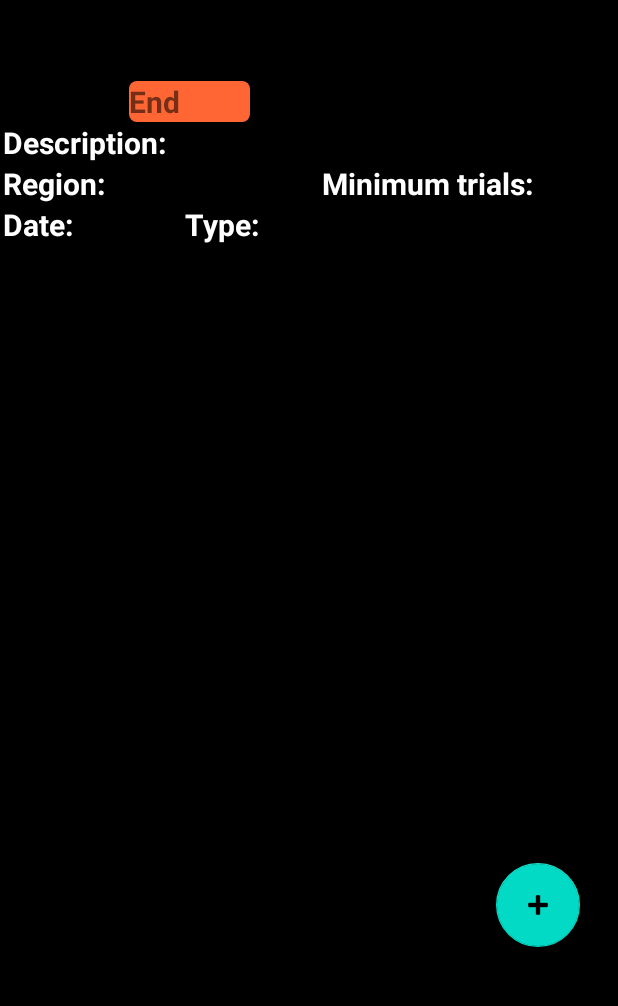
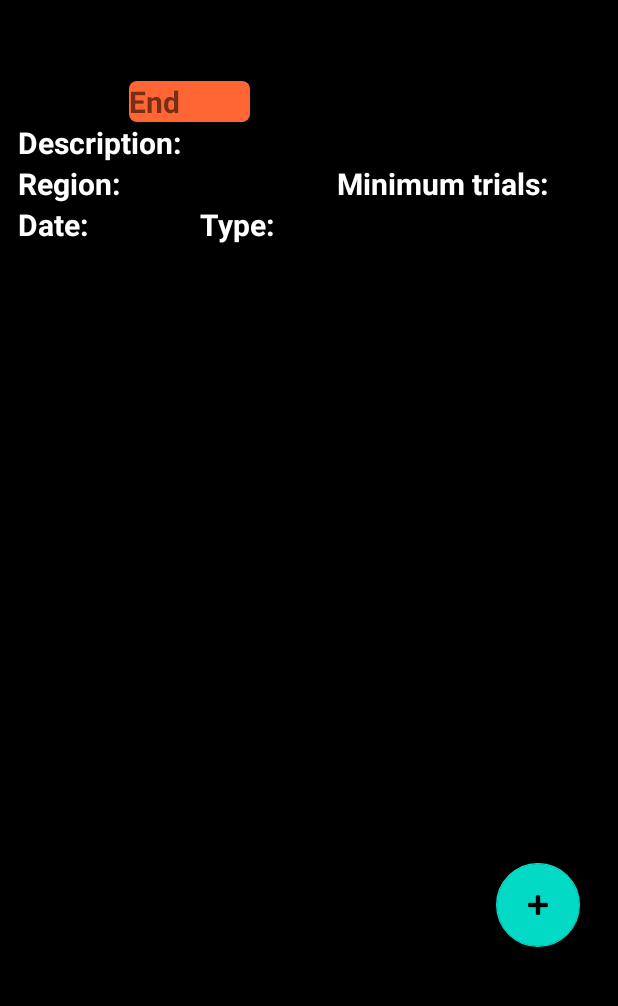
Before and after one commit to CMPUT301W21T10/Project007, an Android app: the TrailsActivity screen opened directly, with no data from a screen before it, on a phone screen of 412 x 824 dp, the part 84-1090 px from its top. Run offline under Robolectric (Android 15) with nearby library versions, the phone set to English and light mode, and no system bars; our stand-ins replace Firebase (no records; nobody signed in at launch, a user with empty details on screens opened directly); 13 statements that could not run were skipped.

Commit message:
UI Fixed

```diff
--- a/code/app/src/main/res/layout/trails_activity_main.xml
+++ b/code/app/src/main/res/layout/trails_activity_main.xml
@@ -70,7 +70,7 @@
                         android:textSize="20sp"
                         android:textStyle="bold"
                         android:background="@drawable/button"
-                        android:backgroundTint="@color/green"
+                        android:backgroundTint="@color/edit"
                         android:layout_marginEnd="5dp"
                         android:visibility="invisible"
                         android:layout_weight="0.1" />
@@ -82,7 +82,7 @@
                         android:layout_height="wrap_content"
                         android:textSize="20sp"
                         android:background="@drawable/button"
-                        android:backgroundTint="@color/blue"
+                        android:backgroundTint="#FFE8D000"
                         android:layout_marginEnd="5dp"
                         android:visibility="invisible"
                         android:layout_weight="0.1"/>
@@ -117,6 +117,7 @@
                 android:layout_width="wrap_content"
                 android:layout_height="wrap_content"
                 android:text="Description: "
+                android:paddingStart="10dp"
                 android:textColor="@color/color_fff"
                 android:textSize="20sp"
                 android:textStyle="bold"/>
@@ -142,6 +143,7 @@
                 android:layout_width="wrap_content"
                 android:layout_height="wrap_content"
                 android:text="Region: "
+                android:paddingStart="10dp"
                 android:textColor="@color/color_fff"
                 android:textSize="20sp"
                 android:textStyle="bold" />
@@ -165,9 +167,10 @@
 
             <TextView
                 android:id="@+id/minimumTrails"
-                android:layout_width="28dp"
+                android:layout_width="20dp"
                 android:layout_height="wrap_content"
                 android:gravity="right"
+                android:paddingEnd="10dp"
                 android:textColor="@color/details"
                 android:textSize="20sp"/>
 
@@ -185,6 +188,7 @@
                 android:layout_width="wrap_content"
                 android:layout_height="wrap_content"
                 android:text="Date: "
+                android:paddingStart="10dp"
                 android:textSize="20sp"
                 android:textStyle="bold"
                 android:textColor="@color/color_fff"
@@ -213,6 +217,7 @@
                 android:id="@+id/type"
                 android:textColor="@color/details"
                 android:layout_width="match_parent"
+                android:paddingEnd="10dp"
                 android:gravity="right"
                 android:layout_height="wrap_content"
                 android:textSize="20sp"/>
```
